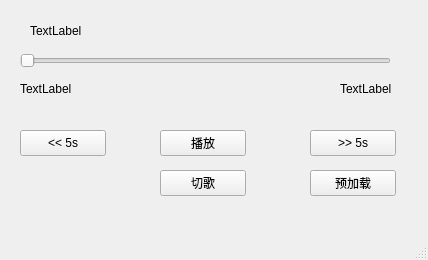
Old version of the form ui/mainwindow.ui in the repository MusicPlayer3/smallestMusicPlayer.
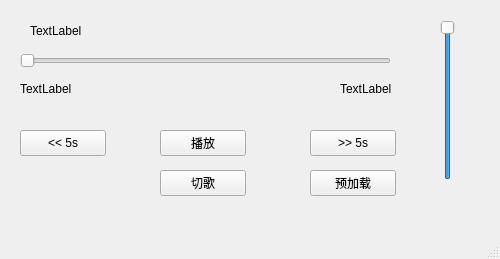
New version of the form.

```diff
--- a/ui/mainwindow.ui
+++ b/ui/mainwindow.ui
@@ -6,8 +6,8 @@
    <rect>
     <x>0</x>
     <y>0</y>
-    <width>428</width>
-    <height>260</height>
+    <width>500</width>
+    <height>259</height>
    </rect>
   </property>
   <property name="windowTitle">
@@ -131,6 +131,25 @@
      <string>预加载</string>
     </property>
    </widget>
+   <widget class="QSlider" name="verticalSlider">
+    <property name="geometry">
+     <rect>
+      <x>440</x>
+      <y>20</y>
+      <width>16</width>
+      <height>160</height>
+     </rect>
+    </property>
+    <property name="maximum">
+     <number>100</number>
+    </property>
+    <property name="value">
+     <number>100</number>
+    </property>
+    <property name="orientation">
+     <enum>Qt::Orientation::Vertical</enum>
+    </property>
+   </widget>
   </widget>
   <widget class="QMenuBar" name="menubar">
    <property name="geometry">
```
Left out of the diff: 2 changed lines with no effect on the pictures.
